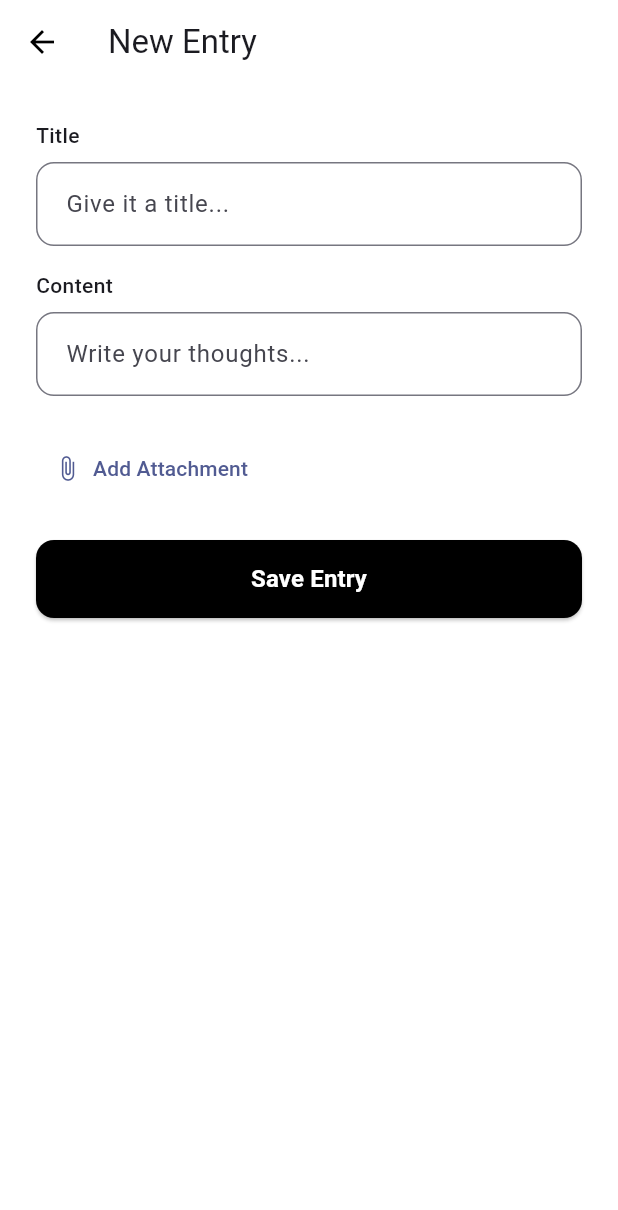
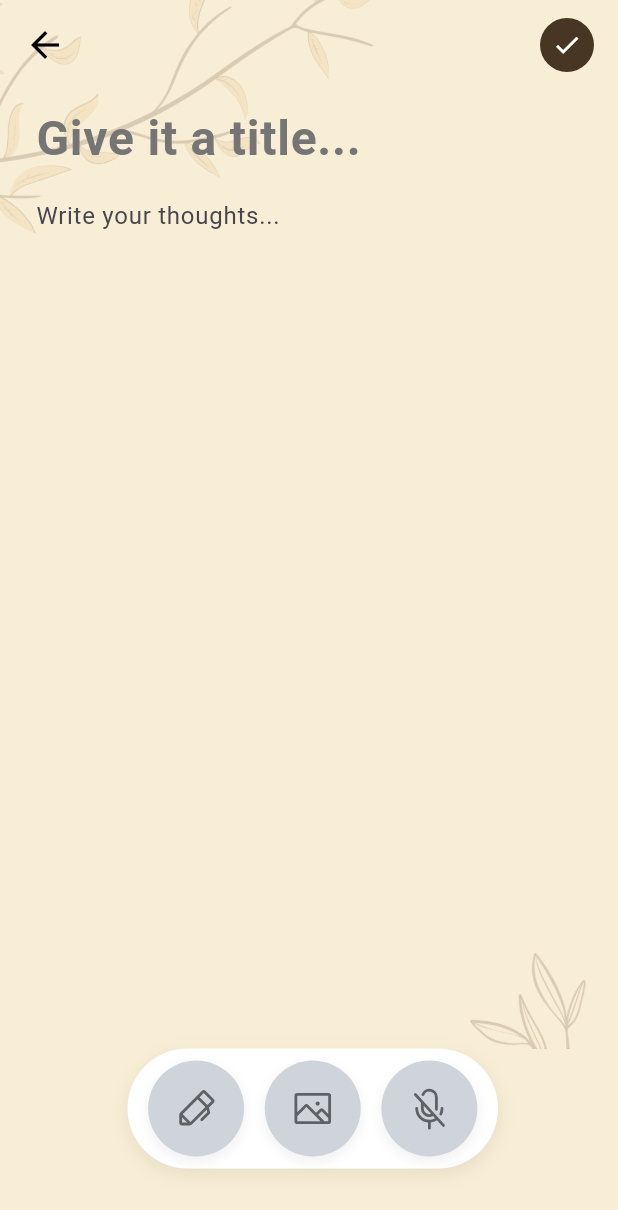
Before and after one commit to moizzulfiqar24/roohbaru_app, a Flutter app: the NewEntryScreen screen opened directly with empty values, on a phone screen of 412 x 824 dp. Shown: the top 1210 px of the screen. Run offline on Flutter 3.47's test engine with Material 3 defaults, Android fonts, the phone set to English and light mode, and no system bars; our stand-ins replace bloc, cloud_firestore, equatable, firebase_auth, firebase_core, flutter_bloc and 5 more; accounts and stored records are empty.

Commit message:
edit entry screen UI updated

```diff
--- a/lib/screens/new_entry_screen.dart
+++ b/lib/screens/new_entry_screen.dart
@@ -1,21 +1,21 @@
 import 'dart:io';
 
-import 'package:file_picker/file_picker.dart';
 import 'package:flutter/material.dart';
 import 'package:flutter_bloc/flutter_bloc.dart';
+import 'package:image_picker/image_picker.dart';
+import 'package:roohbaru_app/widgets/navbar_new_entry.dart';
 import 'package:uuid/uuid.dart';
+import 'package:phosphor_flutter/phosphor_flutter.dart'; // ✅ Phosphor icons
 
 import '../blocs/journal_bloc.dart';
 import '../blocs/journal_event.dart';
 import '../models/journal_entry.dart';
 import '../services/file_storage_service.dart';
-import '../widgets/custom_text_field.dart';
-import '../widgets/primary_button.dart';
 import 'entry_detail_screen.dart';
 
 class NewEntryScreen extends StatefulWidget {
   final String userId;
-  const NewEntryScreen({super.key, required this.userId});
+  const NewEntryScreen({Key? key, required this.userId}) : super(key: key);
 
   @override
   State<NewEntryScreen> createState() => _NewEntryScreenState();
@@ -24,9 +24,12 @@ class NewEntryScreen extends StatefulWidget {
 class _NewEntryScreenState extends State<NewEntryScreen> {
   final TextEditingController _titleCtrl = TextEditingController();
   final TextEditingController _contentCtrl = TextEditingController();
-
   final List<Attachment> _attachments = [];
   final FileStorageService _fileService = FileStorageService();
+  final ImagePicker _picker = ImagePicker();
+
+  bool _isEditing = false;
+  bool _isMicActive = false;
   bool _showTitleError = false;
 
   @override
@@ -36,35 +39,38 @@ class _NewEntryScreenState extends State<NewEntryScreen> {
     super.dispose();
   }
 
-  Future<void> _pickFiles() async {
-    final result = await FilePicker.platform.pickFiles(
-      allowMultiple: true,
-      withReadStream: false,
-    );
+  void _toggleEditing() {
+    setState(() {
+      _isEditing = !_isEditing;
+    });
+  }
 
-    if (result != null && result.files.isNotEmpty) {
-      for (final file in result.files) {
-        if (file.path == null) continue;
+  void _toggleMic() {
+    setState(() {
+      _isMicActive = !_isMicActive;
+    });
+  }
 
-        final sourceFile = File(file.path!);
-        final savedFile =
-            await _fileService.saveFileLocally(sourceFile, file.name);
+  Future<void> _pickImages() async {
+    try {
+      final List<XFile>? picked =
+          await _picker.pickMultiImage(imageQuality: 80);
+      if (picked == null) return;
 
-        final ext = file.extension?.toLowerCase() ?? '';
-        String type = 'file';
-        if (['jpg', 'jpeg', 'png', 'gif'].contains(ext)) {
-          type = 'image';
-        } else if (ext == 'pdf') {
-          type = 'pdf';
-        }
-
-        _attachments.add(Attachment(
-          url: savedFile.path,
-          name: file.name,
-          type: type,
-        ));
+      for (var xfile in picked) {
+        final saved = await _fileService.saveImageLocally(File(xfile.path));
+        setState(() {
+          _attachments.add(
+            Attachment(
+              url: saved.path,
+              name: xfile.name,
+              type: 'image',
+            ),
+          );
+        });
       }
-      setState(() {});
+    } catch (e) {
+      debugPrint('Image pick error: $e');
     }
   }
 
@@ -86,69 +92,154 @@ class _NewEntryScreenState extends State<NewEntryScreen> {
       attachments: _attachments,
     );
 
-    // 1) Dispatch the AddEntry so it actually lands in Firestore & BLoC
     context.read<JournalBloc>().add(AddEntry(entry));
-
-    // 2) Then navigate to detail—once the BLoC writes it, your snapshot/listener
-    //    or optimistic update will include it and EntryDetailScreen will find it.
     Navigator.of(context).pushReplacement(
-      MaterialPageRoute(
-        builder: (_) => EntryDetailScreen(entryId: entry.id),
-      ),
-    );
-  }
-
-  Widget _buildAttachmentPreview() {
-    return Column(
-      crossAxisAlignment: CrossAxisAlignment.start,
-      children: _attachments.map((a) {
-        final isImage = a.type == 'image';
-        return ListTile(
-          leading: isImage
-              ? Image.file(File(a.url),
-                  width: 40, height: 40, fit: BoxFit.cover)
-              : const Icon(Icons.insert_drive_file, size: 32),
-          title: Text(a.name),
-        );
-      }).toList(),
+      MaterialPageRoute(builder: (_) => EntryDetailScreen(entryId: entry.id)),
     );
   }
 
   @override
   Widget build(BuildContext context) {
     return Scaffold(
-      appBar: AppBar(title: const Text('New Entry')),
-      body: Padding(
-        padding: const EdgeInsets.all(24.0),
-        child: SingleChildScrollView(
-          child: Column(
+      backgroundColor: const Color(0xFFf8eed5),
+      body: Stack(
+        children: [
+          Positioned.fill(
+            child: Image.asset(
+              'assets/images/bg2.png',
+              fit: BoxFit.cover,
+            ),
+          ),
+          SafeArea(
+            child: Column(
+              children: [
+                Padding(
+                  padding:
+                      const EdgeInsets.symmetric(horizontal: 16, vertical: 12),
+                  child: Row(
+                    children: [
+                      GestureDetector(
+                        onTap: () => Navigator.of(context).pop(),
+                        child: const Icon(
+                          Icons.arrow_back,
+                          size: 28,
+                          color: Colors.black,
+                        ),
+                      ),
+                      const Spacer(),
+                      GestureDetector(
+                        onTap: _submitEntry,
+                        child: Container(
+                          width: 36,
+                          height: 36,
+                          decoration: const BoxDecoration(
+                            color: Color(0xFF473623),
+                            shape: BoxShape.circle,
+                          ),
+                          child: const Icon(
+                            Icons.check,
+                            size: 20,
+                            color: Colors.white,
+                          ),
+                        ),
+                      ),
+                    ],
+                  ),
+                ),
+                Padding(
+                  padding: const EdgeInsets.symmetric(horizontal: 24),
+                  child: TextField(
+                    controller: _titleCtrl,
+                    readOnly: !_isEditing,
+                    style: const TextStyle(
+                      fontSize: 32,
+                      fontWeight: FontWeight.bold,
+                    ),
+                    decoration: InputDecoration(
+                      hintText: 'Give it a title...',
+                      hintStyle:
+                          TextStyle(color: Colors.grey.shade600, fontSize: 32),
+                      border: InputBorder.none,
+                      errorText: _showTitleError ? 'Title is required' : null,
+                    ),
+                  ),
+                ),
+                Expanded(
+                  child: Padding(
+                    padding: const EdgeInsets.symmetric(horizontal: 24),
+                    child: TextField(
+                      controller: _contentCtrl,
+                      readOnly: !_isEditing,
+                      maxLines: null,
+                      expands: true,
+                      decoration: const InputDecoration(
+                        hintText: 'Write your thoughts...',
+                        border: InputBorder.none,
+                      ),
+                    ),
+                  ),
+                ),
+                if (_attachments.isNotEmpty)
+                  SizedBox(
+                    height: 80,
+                    child: ListView.builder(
+                      padding: const EdgeInsets.symmetric(horizontal: 24),
+                      scrollDirection: Axis.horizontal,
+                      itemCount: _attachments.length,
+                      itemBuilder: (ctx, i) {
+                        final a = _attachments[i];
+                        return Padding(
+                          padding: const EdgeInsets.only(right: 8),
+                          child: Image.file(
+                            File(a.url),
+                            width: 64,
+                            height: 64,
+                            fit: BoxFit.cover,
+                          ),
+                        );
+                      },
+                    ),
+                  ),
+                const SizedBox(height: 16),
+              ],
+            ),
+          ),
+        ],
+      ),
+      bottomNavigationBar: Padding(
+        padding: const EdgeInsets.fromLTRB(85, 0, 80, 45),
+        child: Container(
+          height: 80,
+          decoration: BoxDecoration(
+            color: Colors.white,
+            borderRadius: BorderRadius.circular(50),
+            boxShadow: [
+              BoxShadow(
+                color: Colors.black.withOpacity(0.07),
+                blurRadius: 10,
+                offset: const Offset(0, 4),
+              ),
+            ],
+          ),
+          child: Row(
+            mainAxisAlignment: MainAxisAlignment.spaceEvenly,
             children: [
-              CustomTextField(
-                label: 'Title',
-                hint: 'Give it a title...',
-                controller: _titleCtrl,
-                errorText: _showTitleError ? 'Title is required' : null,
+              navbarNewEntry(
+                icon: PhosphorIcons.pen,
+                active: _isEditing,
+                onTap: _toggleEditing,
               ),
-              const SizedBox(height: 16),
-              CustomTextField(
-                label: 'Content',
-                hint: 'Write your thoughts...',
-                controller: _contentCtrl,
+              navbarNewEntry(
+                icon: PhosphorIcons.image,
+                active: false,
+                onTap: _pickImages,
               ),
-              const SizedBox(height: 24),
-              Align(
-                alignment: Alignment.centerLeft,
-                child: TextButton.icon(
-                  onPressed: _pickFiles,
-                  icon: const Icon(Icons.attach_file),
-                  label: const Text('Add Attachment'),
-                ),
-              ),
-              if (_attachments.isNotEmpty) _buildAttachmentPreview(),
-              const SizedBox(height: 24),
-              PrimaryButton(
-                label: 'Save Entry',
-                onPressed: _submitEntry,
+              navbarNewEntry(
+                icon: _isMicActive
+                    ? PhosphorIcons.microphone
+                    : PhosphorIcons.microphoneSlash,
+                active: _isMicActive,
+                onTap: _toggleMic,
               ),
             ],
           ),
--- /dev/null
+++ b/lib/widgets/navbar_new_entry.dart
@@ -0,0 +1,43 @@
+import 'package:flutter/material.dart';
+
+class navbarNewEntry extends StatelessWidget {
+  const navbarNewEntry({
+    super.key,
+    required this.icon,
+    required this.active,
+    required this.onTap,
+  });
+
+  final IconData icon;
+  final bool active;
+  final VoidCallback onTap;
+
+  @override
+  Widget build(BuildContext context) {
+    return GestureDetector(
+      onTap: onTap,
+      child: Container(
+        width: 64,
+        height: 64,
+        decoration: BoxDecoration(
+          color: active ? const Color(0xFFB6F09C) : const Color(0xFFced4da),
+          // color: active ? const Color(0xFFB6F09C) : const Color(0xFFb1b1b1),
+          shape: BoxShape.circle,
+          boxShadow: [
+            BoxShadow(
+              color: Colors.black.withOpacity(0.05),
+              spreadRadius: 1,
+              blurRadius: 5,
+              offset: const Offset(0, 3),
+            ),
+          ],
+        ),
+        child: Icon(
+          icon,
+          size: 30,
+          color: active ? Colors.black : Colors.black54,
+        ),
+      ),
+    );
+  }
+}
```
Also changed, not shown: lib/screens/edit_entry_screen.dart (+73 -57 lines), lib/services/file_storage_service.dart (+18 -6 lines), pubspec.yaml (+3 -9 lines), python/codeFiles.txt (+182 -53 lines), assets/images/bg2.png (added), 6 other files.
